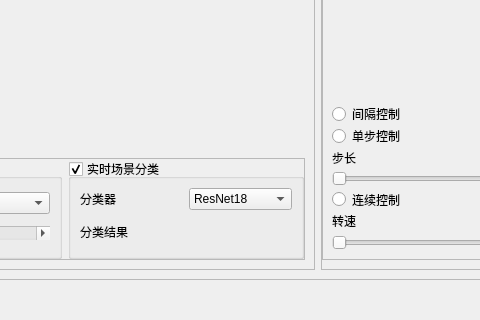
canoe-Z/TelloRS, file ui/MainWindow.ui: the form before one commit; both pictures show x 375 to 855 and y 342 to 662 of the 1093 by 662 pixel window.
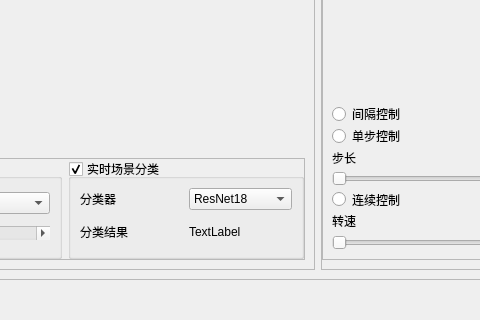
The form after the commit. The open tabs and pages were chosen to show the change. Custom widgets are drawn as their Qt base class.

The edit to the form file:
```diff
--- a/ui/MainWindow.ui
+++ b/ui/MainWindow.ui
@@ -350,6 +350,13 @@
                       </item>
                      </widget>
                     </item>
+                    <item row="1" column="1">
+                     <widget class="QLabel" name="label_cls_result">
+                      <property name="text">
+                       <string>TextLabel</string>
+                      </property>
+                     </widget>
+                    </item>
                    </layout>
                   </widget>
                  </item>
```
Left out of the diff: 2 changed lines with no effect on the pictures.
